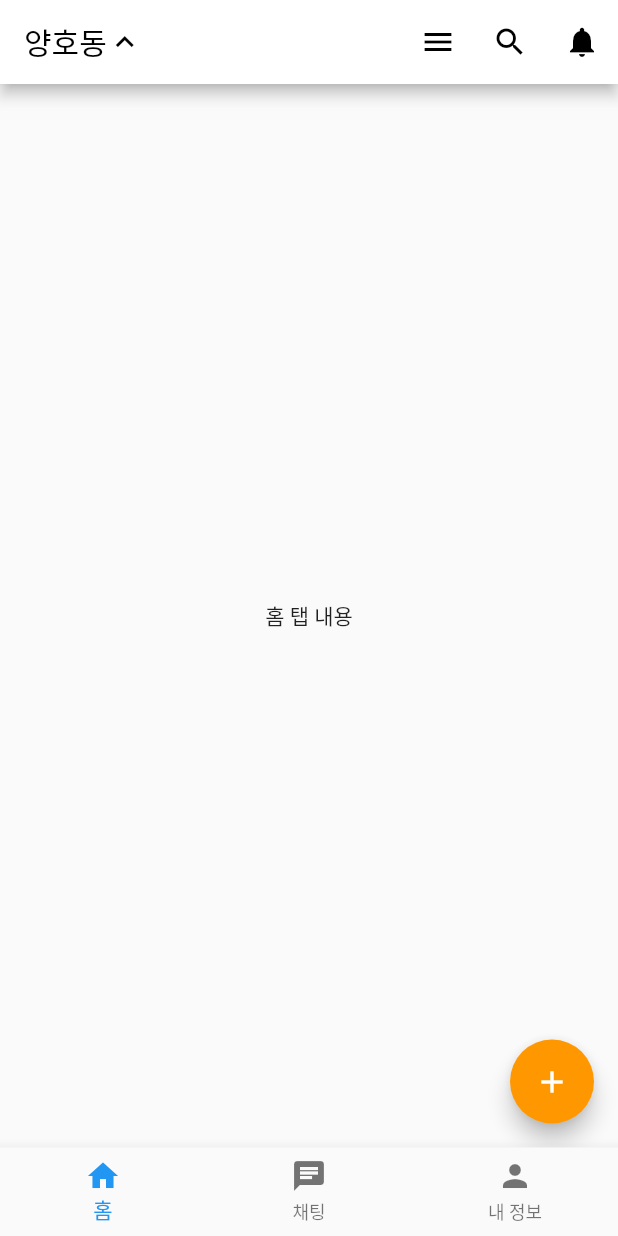
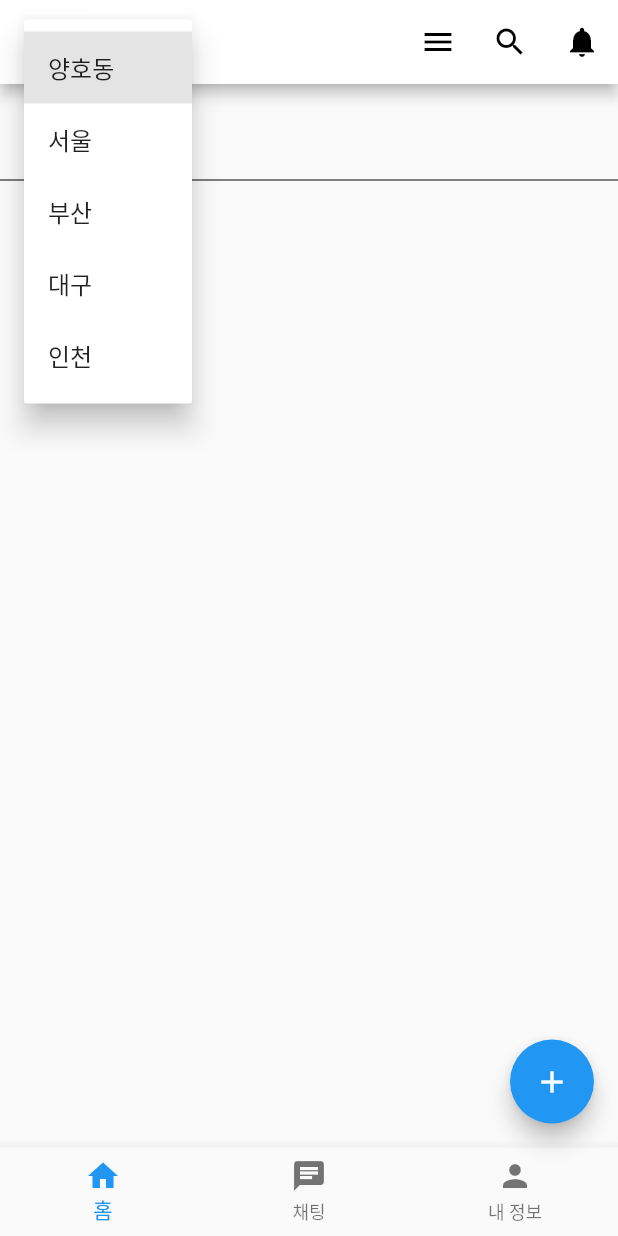
Before and after one commit to ljh-none/KUMOHBADA, a Flutter app: the screen it shows after launch, after a tap on "양호동", on a phone screen of 412 x 824 dp. Run offline on Flutter 3.47's test engine with Material 2 defaults, Android fonts, the light colour scheme and no system bars.

Commit message:
네이밍 변경 mystatefulpage -> MainPage 지역 선택용 팝업메뉴 코드 정리

```diff
--- a/lib/main.dart
+++ b/lib/main.dart
@@ -1,8 +1,6 @@
 import 'package:flutter/material.dart';
 
-void main() {
-  runApp(const MyApp());
-}
+void main() => runApp(const MyApp());
 
 //////페이지 이동을 위한 상수 및 함수//////////////////////////////////////////////
 const String HOMESUB = "homesub";
@@ -12,145 +10,8 @@ const String CATEGORYSUB = "categorysub";
 const String ALERTSUB = "alertsub";
 const String SEARCHSUB = "searchsub";
 
-
-class MyApp extends StatelessWidget {
-  const MyApp({super.key});
-
-  @override
-  Widget build(BuildContext context) {
-    return const MaterialApp(
-      debugShowCheckedModeBanner: false,
-      home: MyStatefulPage(),
-    );
-  }
-}
-
-class MyStatefulPage extends StatefulWidget {
-  const MyStatefulPage({super.key});
-
-  @override
-  _MyStatefulPageState createState() => _MyStatefulPageState();
-}
-
-class _MyStatefulPageState extends State<MyStatefulPage> {
-  int _currentIndex = 0;
-  String? selectedLocation = '양호동';
-
-  final List<String> availableLocations = [
-    '양호동',
-    '서울',
-    '부산',
-    '대구',
-    '인천',
-    // 다른 지역을 추가할 수 있습니다.
-  ];
-
-  void _onTabTapped(int index) {
-    setState(() {
-      _currentIndex = index;
-    });
-  }
-
-  final List<Widget> _tabs = [
-    const HomeTabContent(),
-    const ChatTabContent(),
-    const ProfileTabContent(),
-  ];
-
-  @override
-  Widget build(BuildContext context) {
-    return Scaffold(
-      appBar: AppBar(
-        backgroundColor: Colors.white,
-        title: GestureDetector(
-          onTap: () {
-            _showLocationMenu(context);
-          },
-          child: Row(
-            children: [
-              Text(
-                selectedLocation!,
-                style: const TextStyle(color: Colors.black),
-              ),
-              const Icon(
-                Icons.keyboard_arrow_up,
-                color: Colors.black,
-              ),
-            ],
-          ),
-        ),
-        actions: <Widget>[
-          IconButton(
-            icon: const Icon(Icons.menu, color: Colors.black),
-            onPressed: () {
-              // 목록 버튼을 눌렀을 때 수행할 동작을 추가
-            },
-          ),
-          IconButton(
-            icon: const Icon(Icons.search, color: Colors.black),
-            onPressed: () {
-              gotoSub(context,SEARCHSUB,selectedLocation);
-            },
-          ),
-          IconButton(
-            icon: const Icon(Icons.notifications, color: Colors.black),
-            onPressed: () {
-              gotoSub(context,ALERTSUB);
-            },
-          ),
-        ],
-      ),
-      body: _tabs[_currentIndex],
-      bottomNavigationBar: BottomNavigationBar(
-        currentIndex: _currentIndex,
-        onTap: _onTabTapped,
-        items: const <BottomNavigationBarItem>[
-          BottomNavigationBarItem(
-            icon: Icon(Icons.home),
-            label: '홈',
-          ),
-          BottomNavigationBarItem(
-            icon: Icon(Icons.chat),
-            label: '채팅',
-          ),
-          BottomNavigationBarItem(
-            icon: Icon(Icons.person),
-            label: '내 정보',
-          ),
-        ],
-      ),
-    );
-  }
-
-  void _showLocationMenu(BuildContext context) {
-    final RenderBox renderBox = context.findRenderObject() as RenderBox;
-    final Offset offset = renderBox.localToGlobal(Offset.zero);
-
-    showMenu<String>(
-      context: context,
-      position: RelativeRect.fromLTRB(
-        offset.dx,
-        offset.dy + kToolbarHeight + 5.0, // 아래에 여백 추가
-        offset.dx + renderBox.size.width,
-        offset.dy + kToolbarHeight + 5.0 + renderBox.size.height, // 아래에 여백 추가
-      ),
-      items: availableLocations.map((location) {
-        return PopupMenuItem<String>(
-          value: location,
-          child: Text(location),
-        );
-      }).toList(),
-    ).then((location) {
-      if (location != null) {
-        setState(() {
-          selectedLocation = location;
-        });
-      }
-    });
-  }
-}
-
-Function gotoSub = (BuildContext context, String cls, [String? selectedLocation]) {
+Function gotoSub =
+    (BuildContext context, String cls, [String? selectedLocation]) {
   switch (cls) {
     // case HOMESUB:
     //   Navigator.push(context,
@@ -173,36 +34,156 @@ Function gotoSub = (BuildContext context, String cls, [String? selectedLocation]
           context, MaterialPageRoute(builder: (context) => AlertSub()));
       break;
     case SEARCHSUB:
-       Navigator.push(
-                context,
-                MaterialPageRoute(builder: (context) => SearchSub(selectedLocation: selectedLocation)),
-              );
+      Navigator.push(
+        context,
+        MaterialPageRoute(
+            builder: (context) =>
+                SearchSub(selectedLocation: selectedLocation)),
+      );
       break;
     default:
       break;
   }
 };
+////////////////////////////////////////////////////////////////////////////////
 
+var blackText = const TextStyle(color: Colors.black);
 
-class HomeTabContent extends StatelessWidget {
+class MyApp extends StatelessWidget {
+  const MyApp({super.key});
+
+  @override
+  Widget build(BuildContext context) {
+    return const MaterialApp(
+      debugShowCheckedModeBanner: false,
+      home: MainPage(),
+    );
+  }
+}
+
+class MainPage extends StatefulWidget {
+  const MainPage({super.key});
+
+  @override
+  State<MainPage> createState() => _MainPageState();
+}
+
+class _MainPageState extends State<MainPage> {
+  int _currentBottomIndex = 0;
+  String? _selectedLocation = '양호동';
+
+  final List<String> _availableLocations = [
+    '양호동',
+    '서울',
+    '부산',
+    '대구',
+    '인천',
+    // 다른 지역을 추가할 수 있습니다.
+  ];
+
+  void _tapBottomTab(int index) {
+    setState(() {
+      _currentBottomIndex = index;
+    });
+  }
+
+  final List<Widget> _tabs = [
+    HomeTabContent(),
+    ChatTabContent(),
+    ProfileTabContent(),
+  ];
+
+  @override
+  Widget build(BuildContext context) {
+    //위젯 생성 함수
+    List<PopupMenuEntry<dynamic>> buildPopupMenu(BuildContext context) {
+      List<PopupMenuEntry<dynamic>> popUpList = [];
+      for (var temp in _availableLocations) {
+        popUpList.add(PopupMenuItem(value: temp, child: Text(temp)));
+      }
+      return popUpList;
+    }
+
+    return Scaffold(
+      appBar: AppBar(
+        backgroundColor: Colors.white,
+        title: PopupMenuButton(
+          itemBuilder: buildPopupMenu,
+          initialValue: _selectedLocation,
+          onSelected: (value) {
+            setState(() => _selectedLocation = value);
+          },
+          child: Row(
+            mainAxisSize: MainAxisSize.min,
+            children: [
+              Text(_selectedLocation!, style: blackText),
+              const Icon(Icons.keyboard_arrow_down, color: Colors.black),
+            ],
+          ),
+        ),
+        actions: <Widget>[
+          IconButton(
+            icon: const Icon(Icons.menu, color: Colors.black),
+            onPressed: () {
+              // 목록 버튼을 눌렀을 때 수행할 동작을 추가
+            },
+          ),
+          IconButton(
+            icon: const Icon(Icons.search, color: Colors.black),
+            onPressed: () {
+              gotoSub(context, SEARCHSUB, _selectedLocation);
+            },
+          ),
+          IconButton(
+            icon: const Icon(Icons.notifications, color: Colors.black),
+            onPressed: () {
+              gotoSub(context, ALERTSUB);
+            },
+          ),
+        ],
+      ),
+      body: _tabs[_currentBottomIndex],
+      bottomNavigationBar: BottomNavigationBar(
+        currentIndex: _currentBottomIndex,
+        onTap: _tapBottomTab,
+        items: const <BottomNavigationBarItem>[
+          BottomNavigationBarItem(icon: Icon(Icons.home), label: '홈'),
+          BottomNavigationBarItem(icon: Icon(Icons.chat), label: '채팅'),
+          BottomNavigationBarItem(icon: Icon(Icons.person), label: '내 정보'),
+        ],
+      ),
+      floatingActionButton: FloatingActionButton(
+        onPressed: () {},
+        child: const Icon(Icons.add),
+      ),
+    );
+  }
+}
+
+class HomeTabContent extends StatefulWidget {
   const HomeTabContent({super.key});
 
   @override
+  State<HomeTabContent> createState() => _HomeTabContentState();
+}
+
+class _HomeTabContentState extends State<HomeTabContent> {
+  //더미데이터
+  List items = ["a", "b"];
+
+  @override
   Widget build(BuildContext context) {
-    return Scaffold(
-      body: const Center(
-        child: Text('홈 탭 내용'),
-      ),
-      floatingActionButton: FloatingActionButton(
-        onPressed: () {
-          // FAB를 눌렀을 때 수행할 동작을 여기에 추가하세요.
-          // 예를 들면, 새로운 작업을 추가하거나 화면을 열 수 있습니다.
-        },
-        backgroundColor: Colors.orange,
-        child: const Icon(Icons.add),
-      ),
-      floatingActionButtonLocation:
-          FloatingActionButtonLocation.endFloat, // FAB 위치 설정
+    //위젯 빌드 함수
+    Widget? buildListView(context, index) {
+      return ListTile(title: Text(items[index]));
+    }
+
+    return ListView.separated(
+      itemCount: items.length,
+      itemBuilder: buildListView,
+      separatorBuilder: (context, index) {
+        return const Divider(color: Colors.black);
+      },
     );
   }
 }
@@ -243,12 +224,13 @@ class ProfileTabContent extends StatelessWidget {
 
 class SearchSub extends StatelessWidget {
   final String? selectedLocation;
-   const SearchSub({Key? key, required this.selectedLocation}) : super(key: key);
+  const SearchSub({Key? key, required this.selectedLocation}) : super(key: key);
 
   @override
   Widget build(BuildContext context) {
     // ignore: no_leading_underscores_for_local_identifiers
-    TextEditingController _controller = TextEditingController(text: '$selectedLocation 근처에서 검색');
+    TextEditingController _controller =
+        TextEditingController(text: '$selectedLocation 근처에서 검색');
 
     return Scaffold(
       appBar: AppBar(
@@ -268,11 +250,9 @@ class SearchSub extends StatelessWidget {
           ),
         ),
       ),
-
     );
   }
 }
-
 
 class AlertSub extends StatelessWidget {
   @override
```
